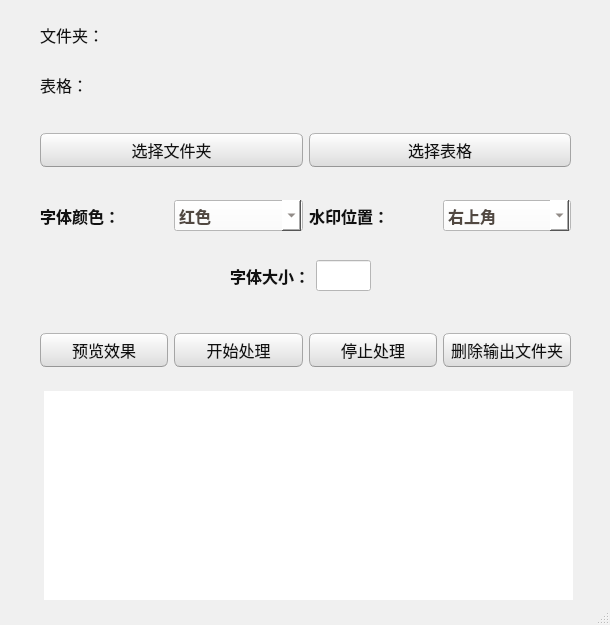
First picture: the form in ui/picturetoolUI.ui, repository banniford/PictureTool, before the edit.
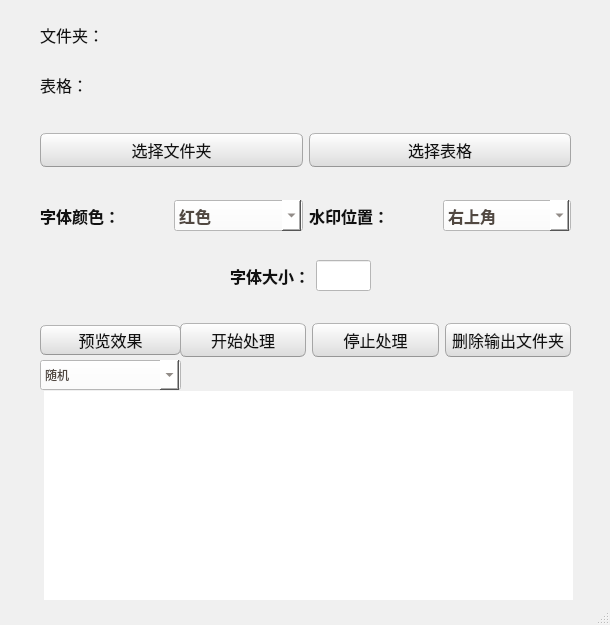
Second picture: the form after the edit. Icons and pictures are not drawn.

Patch:
```diff
--- a/ui/picturetoolUI.ui
+++ b/ui/picturetoolUI.ui
@@ -808,27 +808,14 @@
    <widget class="QWidget" name="gridLayoutWidget_2">
     <property name="geometry">
      <rect>
-      <x>40</x>
-      <y>320</y>
-      <width>531</width>
+      <x>180</x>
+      <y>310</y>
+      <width>391</width>
       <height>61</height>
      </rect>
     </property>
     <layout class="QGridLayout" name="gridLayout_2">
      <item row="0" column="2">
-      <widget class="QPushButton" name="stopbutton">
-       <property name="font">
-        <font>
-         <family>Agency FB</family>
-         <pointsize>12</pointsize>
-        </font>
-       </property>
-       <property name="text">
-        <string>停止处理</string>
-       </property>
-      </widget>
-     </item>
-     <item row="0" column="3">
       <widget class="QPushButton" name="deletebutton">
        <property name="font">
         <font>
@@ -841,7 +828,7 @@
        </property>
       </widget>
      </item>
-     <item row="0" column="1">
+     <item row="0" column="0">
       <widget class="QPushButton" name="startbutton">
        <property name="font">
         <font>
@@ -854,8 +841,8 @@
        </property>
       </widget>
      </item>
-     <item row="0" column="0">
-      <widget class="QPushButton" name="previewbutton">
+     <item row="0" column="1">
+      <widget class="QPushButton" name="stopbutton">
        <property name="font">
         <font>
          <family>Agency FB</family>
@@ -863,7 +850,7 @@
         </font>
        </property>
        <property name="text">
-        <string>预览效果</string>
+        <string>停止处理</string>
        </property>
       </widget>
      </item>
@@ -879,6 +866,40 @@
      </rect>
     </property>
    </widget>
+   <widget class="QPushButton" name="previewbutton">
+    <property name="geometry">
+     <rect>
+      <x>40</x>
+      <y>325</y>
+      <width>141</width>
+      <height>30</height>
+     </rect>
+    </property>
+    <property name="font">
+     <font>
+      <family>Agency FB</family>
+      <pointsize>12</pointsize>
+     </font>
+    </property>
+    <property name="text">
+     <string>预览效果</string>
+    </property>
+   </widget>
+   <widget class="QComboBox" name="comboBoxId">
+    <property name="geometry">
+     <rect>
+      <x>40</x>
+      <y>360</y>
+      <width>141</width>
+      <height>30</height>
+     </rect>
+    </property>
+    <item>
+     <property name="text">
+      <string>随机</string>
+     </property>
+    </item>
+   </widget>
   </widget>
   <widget class="QStatusBar" name="statusbar"/>
  </widget>
```
